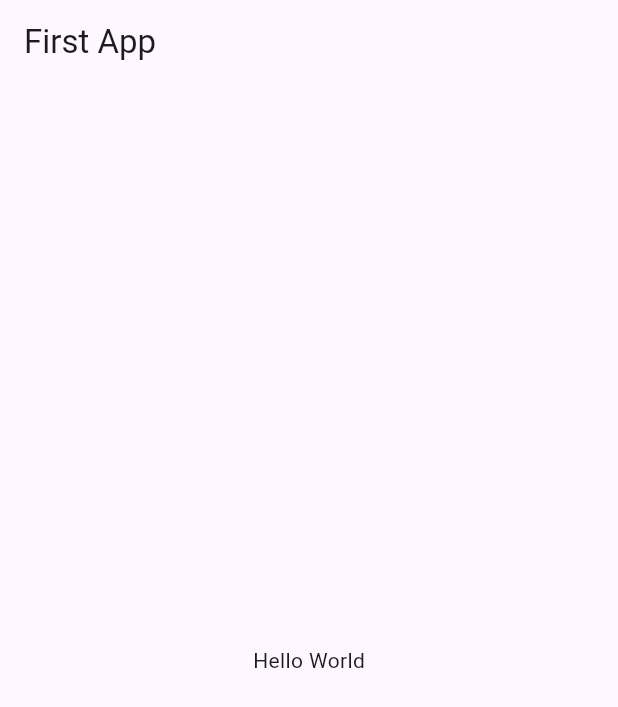
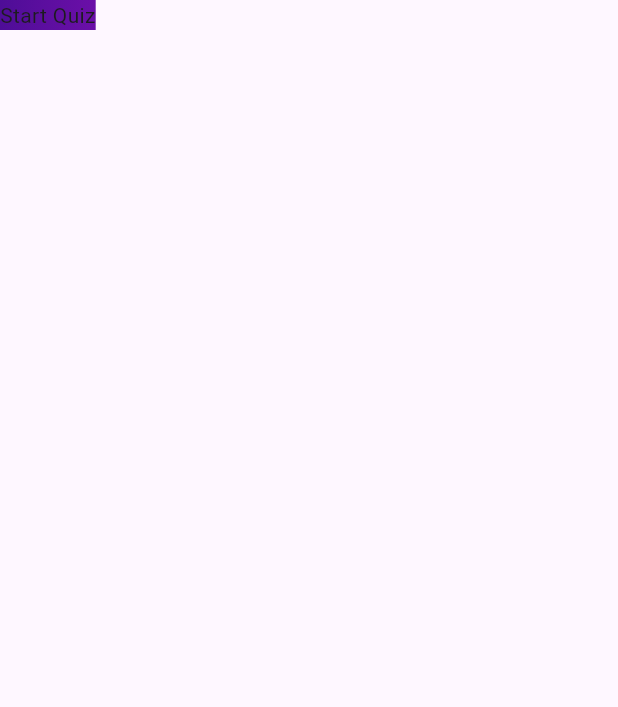
Before and after one commit to HosenShahadath/Flutte-complete-guide-course-udemy, a Flutter app: the screen it shows after launch, on a phone screen of 412 x 824 dp. Shown: the top 707 px of the screen. Run offline on Flutter 3.47's test engine with Material 3 defaults, Android fonts, the phone set to English and light mode, and no system bars.

Commit message:
start screen

```diff
--- /dev/null
+++ b/lib/Flutter & Dart Basic II/start_screen.dart
@@ -0,0 +1,20 @@
+import 'package:flutter/material.dart';
+
+class StartScreen extends StatelessWidget {
+  const StartScreen({super.key});
+
+  @override
+  Widget build(BuildContext context) {
+    return Scaffold(
+      body: Container(
+        decoration: BoxDecoration(
+          gradient: LinearGradient(colors: [
+            Color.fromARGB(255, 78, 13, 151),
+            Color.fromARGB(255, 107, 15, 168),
+          ]),
+        ),
+        child: Text('Start Quiz'),
+      ),
+    );
+  }
+}
--- a/lib/app.dart
+++ b/lib/app.dart
@@ -1,6 +1,5 @@
 import 'package:flutter/material.dart';
-import 'package:flutter_complete_guide_course_udemy/01%20Getting%20Started/first_app.dart';
-import 'package:flutter_complete_guide_course_udemy/02%20Flutter%20&%20Dart%20Basic%20I/hello_world.dart';
+import 'package:flutter_complete_guide_course_udemy/Flutter%20&%20Dart%20Basic%20II/start_screen.dart';
 
 class MyApp extends StatelessWidget {
   const MyApp({super.key});
@@ -9,7 +8,7 @@ class MyApp extends StatelessWidget {
   Widget build(BuildContext context) {
     return MaterialApp(
       debugShowCheckedModeBanner: false,
-      home: HelloWorld(),
+      home: StartScreen(),
     );
   }
 }
--- a/pubspec.yaml
+++ b/pubspec.yaml
@@ -65,6 +65,7 @@ flutter:
     - assets/images/dice-4.png
     - assets/images/dice-5.png
     - assets/images/dice-6.png
+    - assets/images/quiz-logo.png
 
 
   # An image asset can refer to one or more resolution-specific "variants", see
```
Also changed, not shown: assets/images/quiz-logo.png (added).
